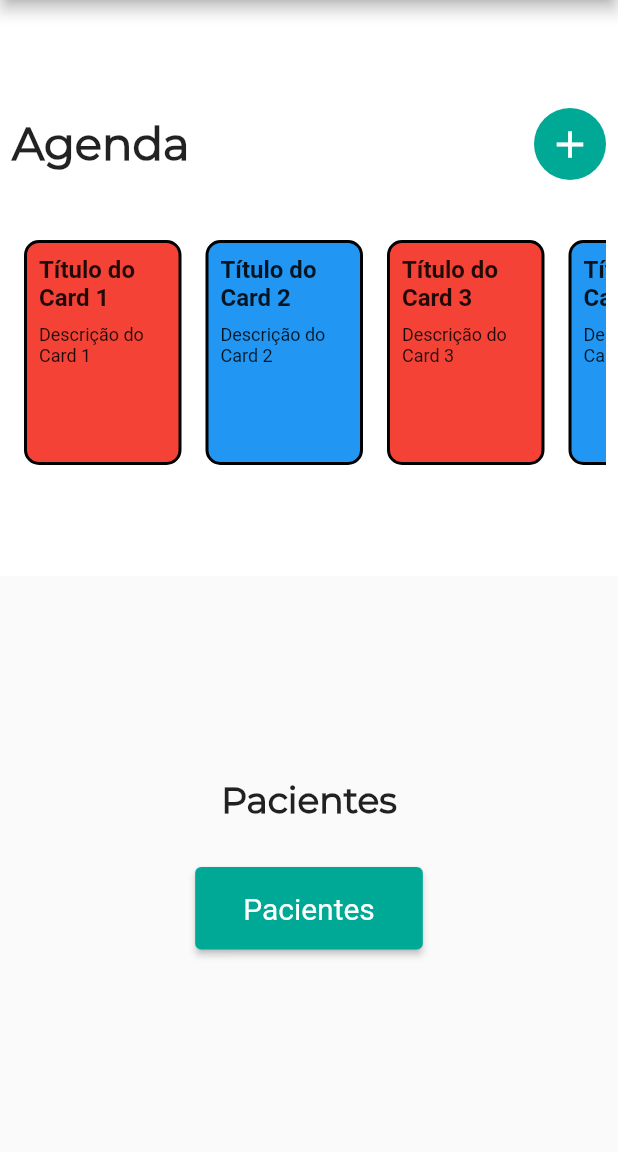
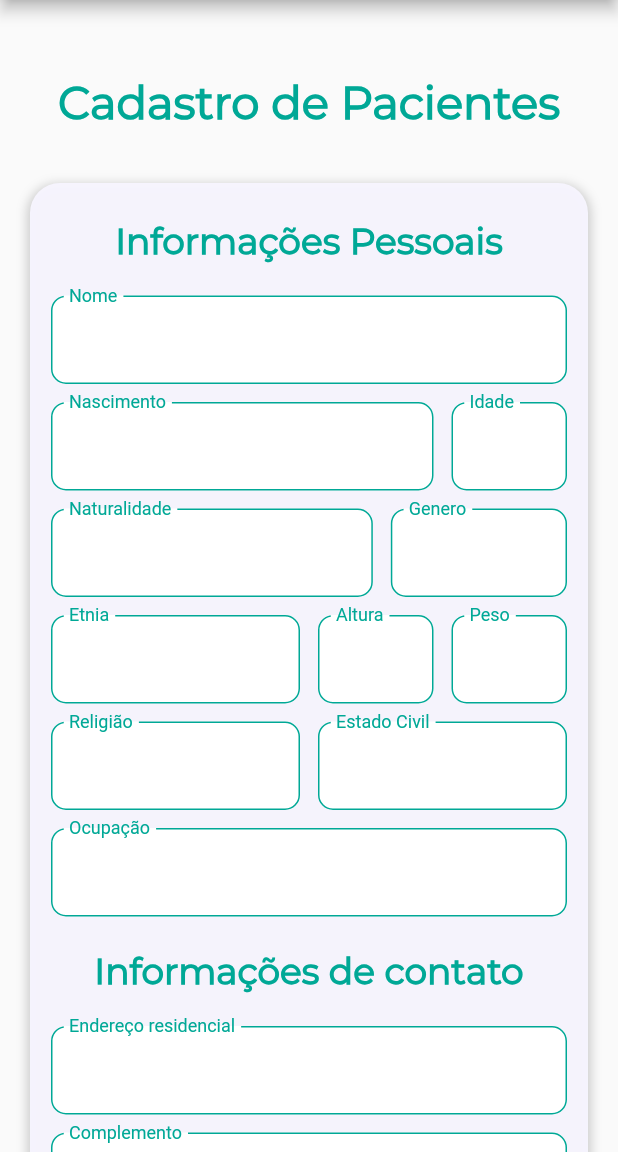
Before and after one commit to claudionetto/prontuario-mobile-vida-leve, a Flutter app: the screen it shows after launch, on a phone screen of 412 x 824 dp, the part 84-1236 px from its top. Run offline on Flutter 3.47's test engine with Material 2 defaults, Android fonts, the phone set to English and light mode, and no system bars.

Commit message:
cadastro_paciente

```diff
--- a/lib/main.dart
+++ b/lib/main.dart
@@ -1,4 +1,5 @@
 import 'package:flutter/material.dart';
+import 'package:vida_leve/pages/cadastro_pacientes.dart';
 import 'package:vida_leve/pages/login_page.dart';
 import 'package:vida_leve/pages/pacientes.dart';
 
@@ -21,11 +22,12 @@ class MyApp extends StatelessWidget {
           colorScheme: telaPrincipal.colorScheme.copyWith(
               primary: const Color.fromRGBO(0, 168, 150, 100),
               secondary: const Color.fromRGBO(2, 128, 144, 100))),
-      initialRoute: "/home",
+      initialRoute: "/cadastro_pacientes",
       routes: {
         "/login": (context) => LoginPage(),
         "/home": (context) => HomePage(),
         "/pacientes": (context) => Pacientes(),
+        "/cadastro_pacientes": (context) => CadastroPacientes(),
       },
     );
   }
--- /dev/null
+++ b/lib/pages/cadastro_pacientes.dart
@@ -0,0 +1,423 @@
+import 'package:flutter/material.dart';
+import 'package:flutter/src/widgets/framework.dart';
+import 'package:flutter/src/widgets/placeholder.dart';
+import 'package:vida_leve/utils/appbar.dart';
+import 'package:vida_leve/utils/drawer.dart';
+
+class CadastroPacientes extends StatelessWidget {
+  const CadastroPacientes({super.key});
+
+  @override
+  Widget build(BuildContext context) {
+    return Scaffold(
+      endDrawer: MyDrawer(),
+      appBar: MyAppBar(),
+      body: SingleChildScrollView(
+        child: Column(
+          children: [
+            SizedBox(height: 50),
+            Row(
+              mainAxisAlignment: MainAxisAlignment.center,
+              children: [
+                const Text(
+                  'Cadastro de Pacientes',
+                  style: TextStyle(
+                    fontSize: 30.0,
+                    fontWeight: FontWeight.bold,
+                    fontFamily: 'Montserrat',
+                    color: Color(0xFF00A896),
+                  ),
+                ),
+              ],
+            ),
+            SizedBox(height: 15),
+            Padding(
+              padding: const EdgeInsets.all(20.0),
+              child: Container(
+                decoration: BoxDecoration(
+                  color: Color(0xFFF7F5FF).withOpacity(0.95),
+                  borderRadius: BorderRadius.circular(20),
+                  boxShadow: [
+                    BoxShadow(
+                      color: Colors.grey.withOpacity(0.5),
+                      spreadRadius: 2,
+                      blurRadius: 5,
+                      offset: Offset(0, 3),
+                    ),
+                  ],
+                ),
+                child: Padding(
+                  padding: const EdgeInsets.all(8.0),
+                  child: Column(children: [
+                    Padding(
+                      padding: const EdgeInsets.all(16.0),
+                      child: Text(
+                        'Informações Pessoais',
+                        style: TextStyle(
+                          fontSize: 24.0,
+                          fontWeight: FontWeight.bold,
+                          fontFamily: 'Montserrat',
+                          color: Color(0xFF00A896),
+                        ),
+                      ),
+                    ),
+                    Padding(
+                      padding: const EdgeInsets.all(6.0),
+                      child: TextFormField(
+                        decoration: InputDecoration(
+                            floatingLabelBehavior:
+                                FloatingLabelBehavior.always,
+                            labelText: "Nome",
+                            labelStyle: TextStyle(color: Color(0xFF00A896)),
+                            fillColor: Colors.white,
+                            filled: true,
+                            enabledBorder: OutlineInputBorder(
+                              borderSide: BorderSide(color: Color(0xFF00A896)),
+                                borderRadius: BorderRadius.circular(10))),
+                      ),
+                    ),
+                    Row(
+                      children: [
+                        Expanded(
+                          flex: 3,
+                          child: Padding(
+                            padding: const EdgeInsets.all(6.0),
+                            child: TextFormField(
+                              decoration: InputDecoration(
+                                  floatingLabelBehavior:
+                                      FloatingLabelBehavior.always,
+                                  labelText: "Nascimento",
+                            labelStyle: TextStyle(color: Color(0xFF00A896)),
+                            fillColor: Colors.white,
+                            filled: true,
+                            enabledBorder: OutlineInputBorder(
+                              borderSide: BorderSide(color: Color(0xFF00A896)),
+                                borderRadius: BorderRadius.circular(10))),
+                            ),
+                          ),
+                        ),
+                        Expanded(
+                          flex: 1,
+                          child: Padding(
+                            padding: const EdgeInsets.all(6.0),
+                            child: TextFormField(
+                              decoration: InputDecoration(
+                                  floatingLabelBehavior:
+                                      FloatingLabelBehavior.always,
+                                  labelText: "Idade",
+                            labelStyle: TextStyle(color: Color(0xFF00A896)),
+                            fillColor: Colors.white,
+                            filled: true,
+                            enabledBorder: OutlineInputBorder(
+                              borderSide: BorderSide(color: Color(0xFF00A896)),
+                                borderRadius: BorderRadius.circular(10))),
+                            ),
+                          ),
+                        ),
+                      ],
+                    ),
+                    Row(
+                      children: [
+                        Expanded(
+                          flex: 7,
+                          child: Padding(
+                            padding: const EdgeInsets.all(6.0),
+                            child: TextFormField(
+                              decoration: InputDecoration(
+                                  floatingLabelBehavior:
+                                      FloatingLabelBehavior.always,
+                                  labelText: "Naturalidade",
+                            labelStyle: TextStyle(color: Color(0xFF00A896)),
+                            fillColor: Colors.white,
+                            filled: true,
+                            enabledBorder: OutlineInputBorder(
+                              borderSide: BorderSide(color: Color(0xFF00A896)),
+                                borderRadius: BorderRadius.circular(10))),
+                            ),
+                          ),
+                        ),
+                        Expanded(
+                          flex: 4,
+                          child: Padding(
+                            padding: const EdgeInsets.all(6.0),
+                            child: TextFormField(
+                              decoration: InputDecoration(
+                                  floatingLabelBehavior:
+                                      FloatingLabelBehavior.always,
+                                  labelText: "Genero",
+                            labelStyle: TextStyle(color: Color(0xFF00A896)),
+                            fillColor: Colors.white,
+                            filled: true,
+                            enabledBorder: OutlineInputBorder(
+                              borderSide: BorderSide(color: Color(0xFF00A896)),
+                                borderRadius: BorderRadius.circular(10))),
+                            ),
+                          ),
+                        ),
+                      ],
+                    ),
+                    Row(
+                      children: [
+                        Expanded(
+                          flex: 2,
+                          child: Padding(
+                            padding: const EdgeInsets.all(6.0),
+                            child: TextFormField(
+                              decoration: InputDecoration(
+                                  floatingLabelBehavior:
+                                      FloatingLabelBehavior.always,
+                                  labelText: "Etnia",
+                            labelStyle: TextStyle(color: Color(0xFF00A896)),
+                            fillColor: Colors.white,
+                            filled: true,
+                            enabledBorder: OutlineInputBorder(
+                              borderSide: BorderSide(color: Color(0xFF00A896)),
+                                borderRadius: BorderRadius.circular(10))),
+                            ),
+                          ),
+                        ),
+                        Expanded(
+                          flex: 1,
+                          child: Padding(
+                            padding: const EdgeInsets.all(6.0),
+                            child: TextFormField(
+                              decoration: InputDecoration(
+                                  floatingLabelBehavior:
+                                      FloatingLabelBehavior.always,
+                                  labelText: "Altura",
+                            labelStyle: TextStyle(color: Color(0xFF00A896)),
+                            fillColor: Colors.white,
+                            filled: true,
+                            enabledBorder: OutlineInputBorder(
+                              borderSide: BorderSide(color: Color(0xFF00A896)),
+                                borderRadius: BorderRadius.circular(10))),
+                            ),
+                          ),
+                        ),
+                        Expanded(
+                          flex: 1,
+                          child: Padding(
+                            padding: const EdgeInsets.all(6.0),
+                            child: TextFormField(
+                              decoration: InputDecoration(
+                                  floatingLabelBehavior:
+                                      FloatingLabelBehavior.always,
+                                  labelText: "Peso",
+                            labelStyle: TextStyle(color: Color(0xFF00A896)),
+                            fillColor: Colors.white,
+                            filled: true,
+                            enabledBorder: OutlineInputBorder(
+                              borderSide: BorderSide(color: Color(0xFF00A896)),
+                                borderRadius: BorderRadius.circular(10))),
+                            ),
+                          ),
+                        ),
+                      ],
+                    ),
+                    Row(
+                      children: [
+                        Expanded(
+                          flex: 1,
+                          child: Padding(
+                            padding: const EdgeInsets.all(6.0),
+                            child: TextFormField(
+                              decoration: InputDecoration(
+                                  floatingLabelBehavior:
+                                      FloatingLabelBehavior.always,
+                                  labelText: "Religião",
+                            labelStyle: TextStyle(color: Color(0xFF00A896)),
+                            fillColor: Colors.white,
+                            filled: true,
+                            enabledBorder: OutlineInputBorder(
+                              borderSide: BorderSide(color: Color(0xFF00A896)),
+                                borderRadius: BorderRadius.circular(10))),
+                            ),
+                          ),
+                        ),
+                        Expanded(
+                          flex: 1,
+                          child: Padding(
+                            padding: const EdgeInsets.all(6.0),
+                            child: TextFormField(
+                              decoration: InputDecoration(
+                                  floatingLabelBehavior:
+                                      FloatingLabelBehavior.always,
+                                  labelText: "Estado Civil",
+                            labelStyle: TextStyle(color: Color(0xFF00A896)),
+                            fillColor: Colors.white,
+                            filled: true,
+                            enabledBorder: OutlineInputBorder(
+                              borderSide: BorderSide(color: Color(0xFF00A896)),
+                                borderRadius: BorderRadius.circular(10))),
+                            ),
+                          ),
+                        ),
+                      ],
+                    ),
+                    Padding(
+                      padding: const EdgeInsets.all(6.0),
+                      child: TextFormField(
+                        decoration: InputDecoration(
+                            floatingLabelBehavior:
+                                FloatingLabelBehavior.always,
+                            labelText: "Ocupação",
+                            labelStyle: TextStyle(color: Color(0xFF00A896)),
+                            fillColor: Colors.white,
+                            filled: true,
+                            enabledBorder: OutlineInputBorder(
+                              borderSide: BorderSide(color: Color(0xFF00A896)),
+                                borderRadius: BorderRadius.circular(10))),
+                      ),
+                    ),
+                    Padding(
+                      padding: const EdgeInsets.all(16.0),
+                      child: Text(
+                        'Informações de contato',
+                        style: TextStyle(
+                          fontSize: 24.0,
+                          fontWeight: FontWeight.bold,
+                          fontFamily: 'Montserrat',
+                          color: Color(0xFF00A896),
+                        ),
+                      ),
+                    ),
+                    Padding(
+                      padding: const EdgeInsets.all(6.0),
+                      child: TextFormField(
+                        decoration: InputDecoration(
+                            floatingLabelBehavior:
+                                FloatingLabelBehavior.always,
+                            labelText: "Endereço residencial",
+                            labelStyle: TextStyle(color: Color(0xFF00A896)),
+                            fillColor: Colors.white,
+                            filled: true,
+                            enabledBorder: OutlineInputBorder(
+                              borderSide: BorderSide(color: Color(0xFF00A896)),
+                                borderRadius: BorderRadius.circular(10))),
+                      ),
+                    ),
+                    Padding(
+                      padding: const EdgeInsets.all(6.0),
+                      child: TextFormField(
+                        decoration: InputDecoration(
+                            floatingLabelBehavior:
+                                FloatingLabelBehavior.always,
+                            labelText: "Complemento",
+                            labelStyle: TextStyle(color: Color(0xFF00A896)),
+                            fillColor: Colors.white,
+                            filled: true,
+                            enabledBorder: OutlineInputBorder(
+                              borderSide: BorderSide(color: Color(0xFF00A896)),
+                                borderRadius: BorderRadius.circular(10))),
+                      ),
+                    ),
+                    Padding(
+                      padding: const EdgeInsets.all(6.0),
+                      child: TextFormField(
+                        decoration: InputDecoration(
+                            floatingLabelBehavior:
+                                FloatingLabelBehavior.always,
+                            labelText: ("Bairro"),
+                            labelStyle: TextStyle(color: Color(0xFF00A896)),
+                            fillColor: Colors.white,
+                            filled: true,
+                            enabledBorder: OutlineInputBorder(
+                              borderSide: BorderSide(color: Color(0xFF00A896)),
+                                borderRadius: BorderRadius.circular(10))),
+                      ),
+                    ),
+                    Row(
+                      children: [
+                        Expanded(
+                          flex: 5,
+                          child: Padding(
+                            padding: const EdgeInsets.all(6.0),
+                            child: TextFormField(
+                              decoration: InputDecoration(
+                                  floatingLabelBehavior:
+                                      FloatingLabelBehavior.always,
+                                  labelText: "Cidade",
+                            labelStyle: TextStyle(color: Color(0xFF00A896)),
+                            fillColor: Colors.white,
+                            filled: true,
+                            enabledBorder: OutlineInputBorder(
+                              borderSide: BorderSide(color: Color(0xFF00A896)),
+                                borderRadius: BorderRadius.circular(10))),
+                            ),
+                          ),
+                        ),
+                        Expanded(
+                          flex: 2,
+                          child: Padding(
+                            padding: const EdgeInsets.all(6.0),
+                            child: TextFormField(
+                              decoration: InputDecoration(
+                                  floatingLabelBehavior:
+                                      FloatingLabelBehavior.always,
+                                  labelText: "Estado",
+                            labelStyle: TextStyle(color: Color(0xFF00A896)),
+                            fillColor: Colors.white,
+                            filled: true,
+                            enabledBorder: OutlineInputBorder(
+                              borderSide: BorderSide(color: Color(0xFF00A896)),
+                                borderRadius: BorderRadius.circular(10))),
+                            ),
+                          ),
+                        ),
+                      ],
+                    ),
+                    Padding(
+                      padding: const EdgeInsets.all(6.0),
+                      child: TextFormField(
+                        decoration: InputDecoration(
+                            floatingLabelBehavior:
+                                FloatingLabelBehavior.always,
+                            labelText: ("Celular Pessoal"),
+                            labelStyle: TextStyle(color: Color(0xFF00A896)),
+                            fillColor: Colors.white,
+                            filled: true,
+                            enabledBorder: OutlineInputBorder(
+                              borderSide: BorderSide(color: Color(0xFF00A896)),
+                                borderRadius: BorderRadius.circular(10))),
+                      ),
+                    ),
+                    Padding(
+                      padding: const EdgeInsets.all(6.0),
+                      child: TextFormField(
+                        decoration: InputDecoration(
+                            floatingLabelBehavior:
+                                FloatingLabelBehavior.always,
+                            labelText: ("Telefone Residencial"),
+                            labelStyle: TextStyle(color: Color(0xFF00A896)),
+                            fillColor: Colors.white,
+                            filled: true,
+                            enabledBorder: OutlineInputBorder(
+                              borderSide: BorderSide(color: Color(0xFF00A896)),
+                                borderRadius: BorderRadius.circular(10))),
+                      ),
+                    ),
+                    Padding(
+                      padding: const EdgeInsets.all(6.0),
+                      child: TextFormField(
+                        decoration: InputDecoration(
+                            floatingLabelBehavior:
+                                FloatingLabelBehavior.always,
+                            labelText: ("Horário de Trabalho"),
+                            labelStyle: TextStyle(color: Color(0xFF00A896)),
+                            fillColor: Colors.white,
+                            filled: true,
+                            enabledBorder: OutlineInputBorder(
+                              borderSide: BorderSide(color: Color(0xFF00A896)),
+                                borderRadius: BorderRadius.circular(10))),
+                      ),
+                    ),
+                  ]),
+                ),
+              ),
+            )
+          ],
+        ),
+      ),
+    );
+  }
+}
--- a/pubspec.yaml
+++ b/pubspec.yaml
@@ -19,7 +19,7 @@ publish_to: "none" # Remove this line if you wish to publish to pub.dev
 version: 1.0.0+1
 
 environment:
-  sdk: ">=3.0.0-339.0.dev <4.0.0"
+  sdk: '>=2.19.3 <3.0.0'
 
 # Dependencies specify other packages that your package needs in order to work.
 # To automatically upgrade your package dependencies to the latest versions
```
Also changed, not shown: pubspec.lock.
